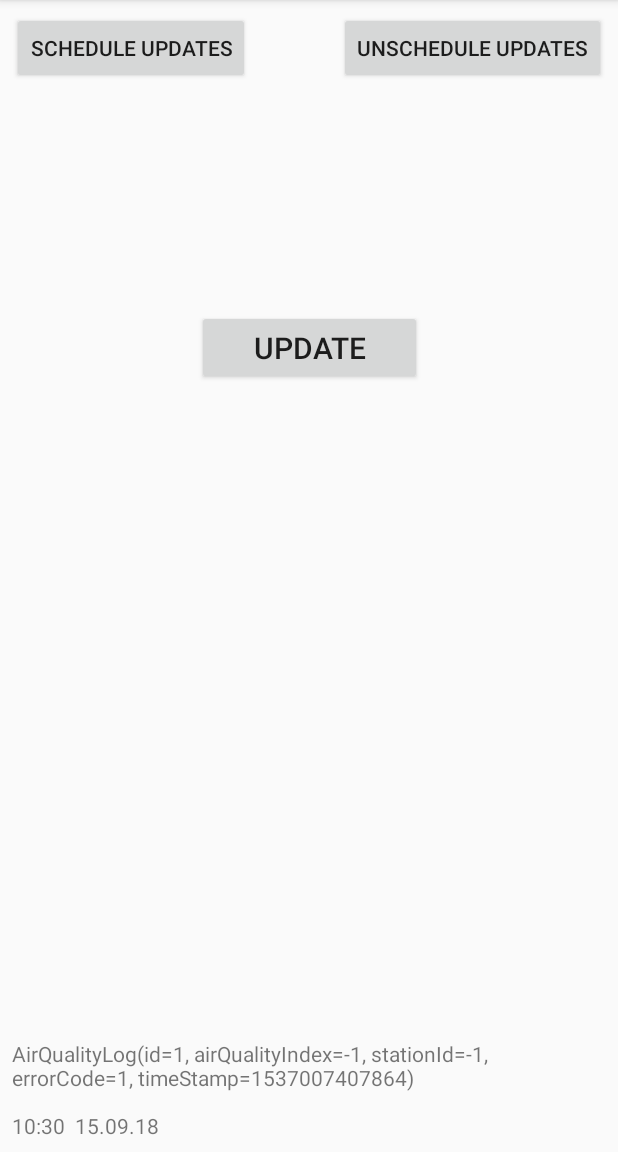
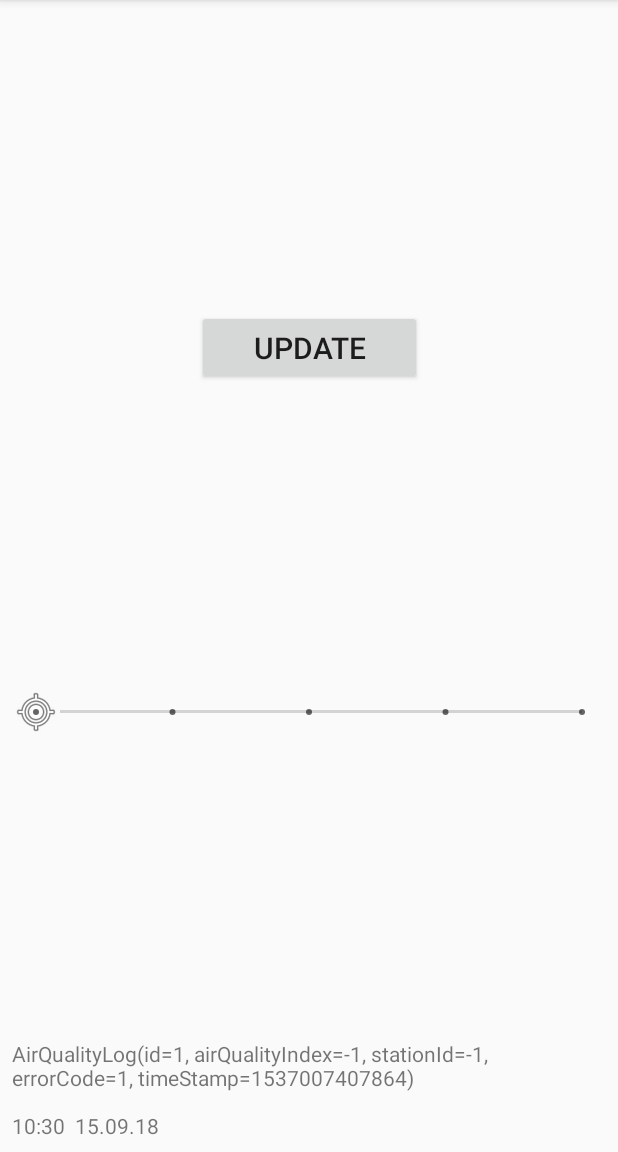
Before and after one commit to pksokolowski/Smog-Alert, an Android app: the screen it shows after launch (MainActivity), after a tap on "UPDATE", on a phone screen of 412 x 824 dp, the part 84-1236 px from its top. Run offline under Robolectric (Android 15) with nearby library versions, the phone set to English and light mode, and no system bars; our stand-ins replace Dagger/Hilt's generated code, Room's generated code.

Commit message:
use Seeker to set preferred warning AQ index level
a seeker was added to MainActivity's layout to serve a double purpose of
1: on/off switch for the app's warnings.
2: choosing the warning level of the air quality index.

```diff
--- a/app/src/main/java/com/github/pksokolowski/smogalert/MainActivity.kt
+++ b/app/src/main/java/com/github/pksokolowski/smogalert/MainActivity.kt
@@ -5,8 +5,9 @@ import android.arch.lifecycle.ViewModelProvider
 import android.arch.lifecycle.ViewModelProviders
 import android.os.Bundle
 import android.support.v7.app.AppCompatActivity
+import android.widget.SeekBar
+import com.github.pksokolowski.smogalert.job.AirCheckParams.Companion.INDEX_LEVEL_UNREACHABLE
 import com.github.pksokolowski.smogalert.location.LocationAvailabilityHelper
-import com.github.pksokolowski.smogalert.notifications.NotificationHelper
 import com.github.pksokolowski.smogalert.utils.TimeHelper
 import dagger.android.AndroidInjection
 import kotlinx.android.synthetic.main.activity_main.*
@@ -44,12 +45,25 @@ class MainActivity : AppCompatActivity() {
             viewModel.checkCurrentAirQuality()
         }
 
-        enable_alarms_button.setOnClickListener{
-            viewModel.setAirCheckEnabled(true)
-        }
+        viewModel.getWarningIndexLevel().observe(this, Observer {
+            val minimumWarningIndexLevel = it ?: INDEX_LEVEL_UNREACHABLE
+            val translatedValue = if (minimumWarningIndexLevel == INDEX_LEVEL_UNREACHABLE) 0
+            else 5 - minimumWarningIndexLevel
 
-        disable_alarms_button.setOnClickListener {
-            viewModel.setAirCheckEnabled(false)
-        }
+            setting_seek_bar.progress = translatedValue
+        })
+
+        setting_seek_bar.setOnSeekBarChangeListener(object : SeekBar.OnSeekBarChangeListener {
+            override fun onProgressChanged(seekBar: SeekBar?, value: Int, fromUser: Boolean) {
+                if (!fromUser) return
+                // translate UI chosen value to an airQualityIndex warning threshold
+                val warningLevel = if (value == 0) INDEX_LEVEL_UNREACHABLE else 5 - value
+
+                viewModel.setMinimumWarningIndexLevel(warningLevel)
+            }
+
+            override fun onStartTrackingTouch(p0: SeekBar?) {}
+            override fun onStopTrackingTouch(p0: SeekBar?) {}
+        })
     }
 }
--- a/app/src/main/java/com/github/pksokolowski/smogalert/MainActivityViewModel.kt
+++ b/app/src/main/java/com/github/pksokolowski/smogalert/MainActivityViewModel.kt
@@ -7,28 +7,32 @@ import android.arch.lifecycle.ViewModel
 import android.os.AsyncTask
 import android.widget.Toast
 import com.github.pksokolowski.smogalert.database.AirQualityLog
+import com.github.pksokolowski.smogalert.job.AirCheckParams
+import com.github.pksokolowski.smogalert.job.AirCheckParams.Companion.INDEX_LEVEL_UNREACHABLE
 import com.github.pksokolowski.smogalert.job.JobsHelper
 import com.github.pksokolowski.smogalert.repository.AirQualityLogsRepository
 import javax.inject.Inject
 
 class MainActivityViewModel @Inject constructor(private val context: Application, private val airQualityLogsRepository: AirQualityLogsRepository, private val jobsHelper: JobsHelper) : ViewModel() {
     private val airQualityInfo = MutableLiveData<AirQualityLog>()
+    private val minimumWarningIndexLevel = MutableLiveData<Int>()
+            .apply { value = jobsHelper.getAirCheckParams().minimumWarningIndexLevel}
 
-    fun getAirQualityInfo(): LiveData<AirQualityLog> {
-        return airQualityInfo
-    }
+    fun getAirQualityInfo() = airQualityInfo as LiveData<AirQualityLog>
+    fun getWarningIndexLevel() = minimumWarningIndexLevel as LiveData<Int>
 
     fun checkCurrentAirQuality() {
         val task = AirQualityDataFetcher(airQualityLogsRepository, airQualityInfo)
         task.execute()
     }
 
-    fun setAirCheckEnabled(enabled: Boolean) {
-        if (enabled)
-            if(!jobsHelper.scheduleAirQualityCheckJob()){
+    fun setMinimumWarningIndexLevel(warningLevel: Int) {
+        if (warningLevel != INDEX_LEVEL_UNREACHABLE) {
+            val params = AirCheckParams(warningLevel)
+            if (!jobsHelper.scheduleAirQualityCheckJob(params)) {
                 Toast.makeText(context, "failed to schedule the job", Toast.LENGTH_LONG).show()
             }
-        else
+        } else
             jobsHelper.unScheduleAirQualityCheckJob()
     }
 
--- /dev/null
+++ b/app/src/main/java/com/github/pksokolowski/smogalert/job/AirCheckParams.kt
@@ -0,0 +1,32 @@
+package com.github.pksokolowski.smogalert.job
+
+import android.os.PersistableBundle
+
+/**
+ * holds parameters for air quality assessment procedure. Like treshold air quality index
+ * above which a warning should be shown to the user.
+ */
+data class AirCheckParams(val minimumWarningIndexLevel: Int) {
+    constructor(bundle: PersistableBundle) : this(bundle.getInt(WARNING_INDEX_LEVEL, 4))
+
+    fun getExtras(): PersistableBundle {
+        val bundle = PersistableBundle()
+
+        bundle.putInt(WARNING_INDEX_LEVEL, minimumWarningIndexLevel)
+
+        return bundle
+    }
+
+    companion object {
+       private const val WARNING_INDEX_LEVEL = "warning_level"
+
+        /**
+         * A special value. It is greater than the maximum air quality index value
+         * thus it will never trigger warning the user, as the actual index level will always
+         * be smaller than this.
+         *
+         * Meant to be used with the minimumWarningIndexLevel of the AirCheckParams class.
+         */
+        const val INDEX_LEVEL_UNREACHABLE = Int.MAX_VALUE
+    }
+}
--- a/app/src/main/java/com/github/pksokolowski/smogalert/job/JobsHelper.kt
+++ b/app/src/main/java/com/github/pksokolowski/smogalert/job/JobsHelper.kt
@@ -13,11 +13,12 @@ import javax.inject.Inject
 class JobsHelper @Inject constructor(private val context: Application) {
     private val jobScheduler = context.getSystemService(Context.JOB_SCHEDULER_SERVICE) as JobScheduler
 
-    fun scheduleAirQualityCheckJob(): Boolean {
+    fun scheduleAirQualityCheckJob(AirCheckParams: AirCheckParams): Boolean {
         val jobInfo = JobInfo.Builder(JOB_ID, ComponentName(context, AirQualityCheckJobService::class.java))
                 .setPeriodic(PERIOD, FLEX)
                 .setPersisted(true)
                 .setRequiredNetworkType(JobInfo.NETWORK_TYPE_ANY)
+                .setExtras(AirCheckParams.getExtras())
                 .build()
 
         val result = jobScheduler.schedule(jobInfo)
@@ -28,6 +29,13 @@ class JobsHelper @Inject constructor(private val context: Application) {
         jobScheduler.cancel(JOB_ID)
     }
 
+    fun getAirCheckParams(): AirCheckParams {
+        val job = jobScheduler.getPendingJob(JOB_ID)
+                ?: return AirCheckParams(AirCheckParams.INDEX_LEVEL_UNREACHABLE)
+
+        return AirCheckParams(job.extras)
+    }
+
     private companion object {
         const val JOB_ID = 0
 
--- a/app/src/main/res/layout/activity_main.xml
+++ b/app/src/main/res/layout/activity_main.xml
@@ -32,27 +32,21 @@
         app:layout_constraintEnd_toEndOf="parent"
         app:layout_constraintStart_toStartOf="parent" />
 
-    <Button
-        android:id="@+id/enable_alarms_button"
-        android:layout_width="wrap_content"
+    <SeekBar
+        android:id="@+id/setting_seek_bar"
+        style="@style/Widget.AppCompat.SeekBar.Discrete"
+        android:layout_width="0dp"
         android:layout_height="wrap_content"
+        android:layout_marginBottom="8dp"
         android:layout_marginEnd="8dp"
         android:layout_marginStart="8dp"
         android:layout_marginTop="8dp"
-        android:text="schedule updates"
-        app:layout_constraintEnd_toStartOf="@+id/disable_alarms_button"
-        app:layout_constraintHorizontal_bias="0.0"
+        android:max="4"
+        android:thumb="@android:drawable/ic_menu_mylocation"
+        android:visibility="visible"
+        app:layout_constraintBottom_toTopOf="@+id/textView"
+        app:layout_constraintEnd_toEndOf="parent"
         app:layout_constraintStart_toStartOf="parent"
-        app:layout_constraintTop_toTopOf="parent" />
-
-    <Button
-        android:id="@+id/disable_alarms_button"
-        android:layout_width="wrap_content"
-        android:layout_height="wrap_content"
-        android:layout_marginEnd="8dp"
-        android:layout_marginTop="8dp"
-        android:text="unschedule updates"
-        app:layout_constraintEnd_toEndOf="parent"
-        app:layout_constraintTop_toTopOf="parent" />
+        app:layout_constraintTop_toBottomOf="@+id/a_button" />
 
 </android.support.constraint.ConstraintLayout>
```
Also changed, not shown: app/src/main/java/com/github/pksokolowski/smogalert/job/AirQualityCheckJobService.kt (+6 -2 lines).
